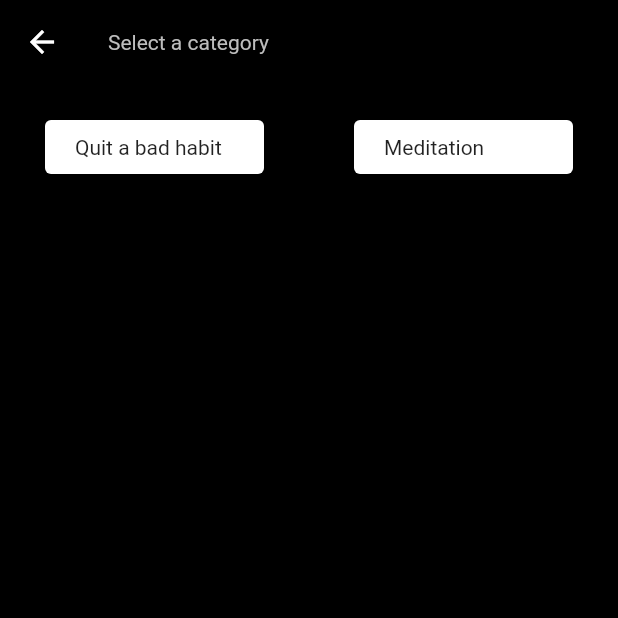
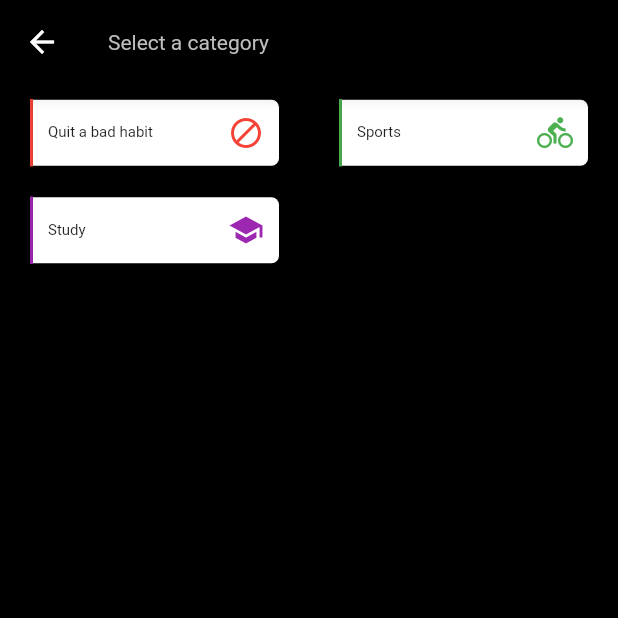
Before and after one commit to melvinodsa/habit-app, a Flutter app: the screen it shows after launch, after a tap on the "close" icon, after a tap on "New Habit", on a phone screen of 412 x 824 dp, the top half of it. Run offline on Flutter 3.47's test engine with Material 2 defaults, Android fonts, the light colour scheme and no system bars; our stand-ins replace flutter_svg.

Commit message:
Styled the category items

```diff
--- /dev/null
+++ b/lib/models/category_item.dart
@@ -0,0 +1,8 @@
+import 'package:flutter/material.dart';
+
+class CategoryItem {
+  CategoryItem({required this.label, required this.icon, required this.color});
+  final String label;
+  final IconData icon;
+  final Color color;
+}
--- a/lib/screens/habits/new_habit/index.dart
+++ b/lib/screens/habits/new_habit/index.dart
@@ -1,9 +1,6 @@
 import 'package:flutter/material.dart';
-import 'package:flutter_svg/flutter_svg.dart';
-import 'package:habit/components/buttons/expandable_fab.dart';
 import 'package:habit/config/index.dart';
-import 'package:habit/config/theme.dart';
-import 'package:habit/constants/inspirational_messages.dart';
+import 'package:habit/models/category_item.dart';
 
 class NewHabitWizardCategory extends StatefulWidget {
   NewHabitWizardCategory({Key? key, required this.config}) : super(key: key);
@@ -15,6 +12,18 @@ class NewHabitWizardCategory extends StatefulWidget {
 }
 
 class _NewHabitWizardCategoryState extends State<NewHabitWizardCategory> {
+  List<CategoryItem> list1 = [
+    CategoryItem(
+      label: 'Quit a bad habit',
+      icon: Icons.block,
+      color: Colors.red,
+    ),
+    CategoryItem(label: 'Study', icon: Icons.school, color: Colors.purple),
+  ];
+  List<CategoryItem> list2 = [
+    CategoryItem(
+        label: 'Sports', icon: Icons.directions_bike, color: Colors.green),
+  ];
   @override
   Widget build(BuildContext context) {
     return Scaffold(
@@ -27,52 +36,80 @@ class _NewHabitWizardCategoryState extends State<NewHabitWizardCategory> {
   Row _buildBody() {
     return Row(
       mainAxisAlignment: MainAxisAlignment.spaceAround,
-      children: [
-        Column(
+      children: [list1, list2]
+          .map((list) => SizedBox(
+                width: MediaQuery.of(context).size.width / 2,
+                child: Column(
+                  children: list
+                      .map((e) => CategoryItemWidget(context: context, data: e))
+                      .toList(),
+                ),
+              ))
+          .toList(),
+    );
+  }
+}
+
+class CategoryItemWidget extends StatelessWidget {
+  const CategoryItemWidget({
+    Key? key,
+    required this.context,
+    required this.data,
+  }) : super(key: key);
+
+  final BuildContext context;
+  final CategoryItem data;
+
+  @override
+  Widget build(BuildContext context) {
+    return Container(
+      width: MediaQuery.of(context).size.width / 2 - 40,
+      margin: EdgeInsets.all(10.0),
+      child: Row(
         children: [
           Container(
-                margin: EdgeInsets.only(
-                    left: 20.0, top: 20.0, right: 20.0, bottom: 20.0),
+            width: 2,
+            height: 45,
+            decoration: BoxDecoration(color: this.data.color),
+            child: Text(''),
+          ),
+          Container(
+            width: MediaQuery.of(context).size.width / 2 - 42,
             child: Card(
+              shape: RoundedRectangleBorder(
+                  borderRadius: BorderRadius.only(
+                      topRight: Radius.circular(5),
+                      bottomRight: Radius.circular(5))),
+              margin: EdgeInsets.all(0),
               child: InkWell(
-                        splashColor: Colors.blue.withAlpha(30),
+                  borderRadius: BorderRadius.only(
+                      topRight: Radius.circular(100), topLeft: Radius.zero),
+                  splashColor: this.data.color.withAlpha(30),
                   onTap: () {
                     print('Card tapped.');
                   },
                   child: SizedBox(
-                          width: MediaQuery.of(context).size.width / 2 - 60,
                     child: Container(
-                              padding: EdgeInsets.only(
-                                  left: 20.0,
-                                  top: 10.0,
-                                  right: 20.0,
-                                  bottom: 10.0),
-                              child: Text('Quit a bad habit')),
-                        )))),
+                      padding: EdgeInsets.all(10.0),
+                      child: Row(
+                        mainAxisAlignment: MainAxisAlignment.spaceBetween,
+                        children: [
+                          Text(
+                            this.data.label,
+                            style: TextStyle(fontSize: 10),
+                          ),
+                          Icon(
+                            this.data.icon,
+                            color: this.data.color,
+                          )
                         ],
                       ),
-        Column(children: [
-          Container(
-              margin: EdgeInsets.only(
-                  left: 20.0, top: 20.0, right: 20.0, bottom: 20.0),
-              child: Card(
-                  child: InkWell(
-                      splashColor: Colors.blue.withAlpha(30),
-                      onTap: () {
-                        print('Card tapped.');
-                      },
-                      child: SizedBox(
-                        width: MediaQuery.of(context).size.width / 2 - 60,
-                        child: Container(
-                            padding: EdgeInsets.only(
-                                left: 20.0,
-                                top: 10.0,
-                                right: 20.0,
-                                bottom: 10.0),
-                            child: Text('Meditation')),
-                      )))),
-        ]),
+                    ),
+                  )),
+            ),
+          ),
         ],
+      ),
     );
   }
 }
```
Lines whose indentation alone changed are shown as unchanged.
